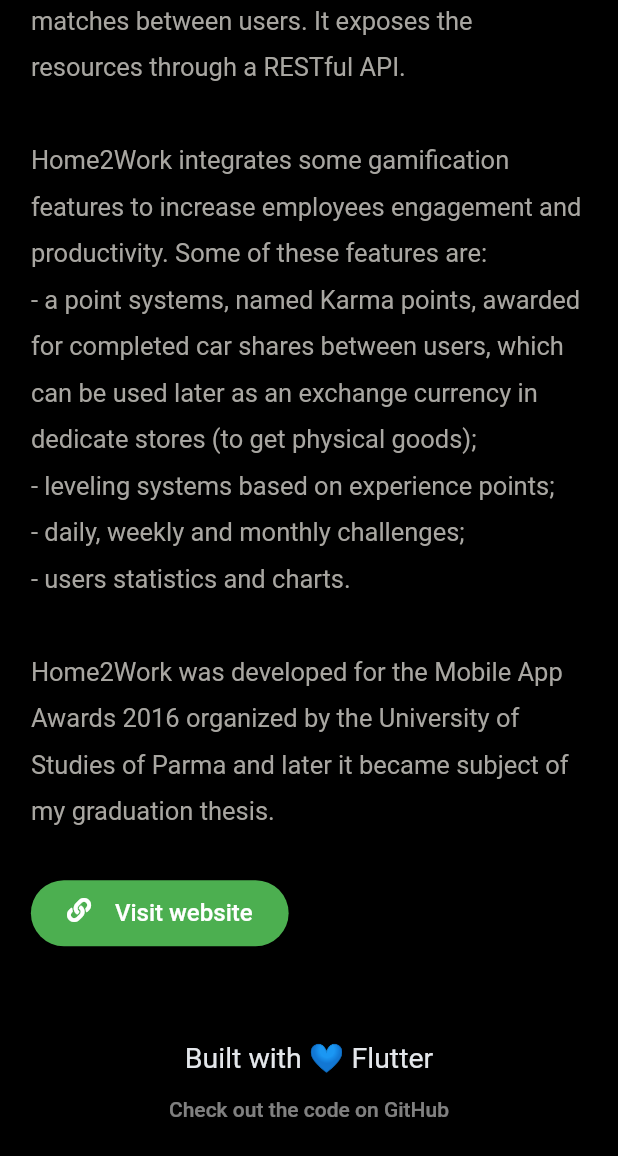
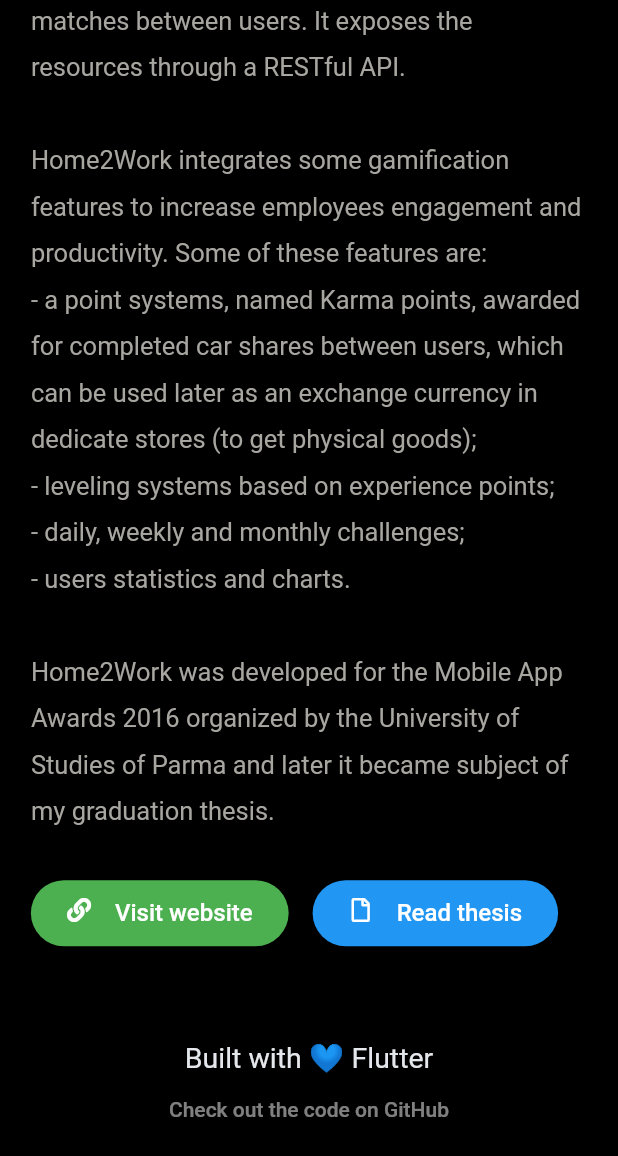
Before and after one commit to mastro993/fedemas-app, a Flutter app: the Home2WorkProjectScreen screen opened by its route, scrolled down 1016 dp, on a phone screen of 412 x 824 dp. Shown: the top 1156 px of the screen. Run offline on Flutter 3.47's test engine with Material 2 defaults, Android fonts, the phone set to English and light mode, and no system bars; our stand-ins replace font_awesome_flutter; missing offline and left inert: dart:js, universal_html; network calls fail; Roboto replaces fonts that are missing (SF Pro); project files that could hold a hidden picture were left out.

Commit message:
Home2Work fixes

```diff
--- a/lib/screens/projects/home2work_project_screen.dart
+++ b/lib/screens/projects/home2work_project_screen.dart
@@ -37,6 +37,8 @@ Home2Work was developed for the Mobile App Awards 2016 organized by the Universi
       ''',
           style: TextStyleUtils.of(context).body,
         ),
+        Row(
+          children: <Widget>[
             CustomCursor(
               cursorStyle: CustomCursor.pointer,
               child: FlatButton(
@@ -69,6 +71,42 @@ Home2Work was developed for the Mobile App Awards 2016 organized by the Universi
                   ],
                 ),
               ),
+            ),
+            SizedBox(width: 16.0,),
+            CustomCursor(
+              cursorStyle: CustomCursor.pointer,
+              child: FlatButton(
+                padding: EdgeInsets.symmetric(vertical: 12.0, horizontal: 24.0),
+                color: Colors.blue,
+                shape: RoundedRectangleBorder(
+                  borderRadius: BorderRadius.circular(24.0),
+                ),
+                onPressed: () => UrlUtils.openUrl('https://drive.google.com/file/d/161K-cgiNw8HgR21qKlwB1jwtUwTmEoeC/view?usp=sharing'),
+                child: Row(
+                  mainAxisSize: MainAxisSize.min,
+                  crossAxisAlignment: CrossAxisAlignment.center,
+                  children: <Widget>[
+                    Padding(
+                      padding: const EdgeInsets.only(bottom: 4),
+                      child: const Icon(
+                        FontAwesomeIcons.file,
+                        color: Colors.white,
+                        size: 16.0,
+                      ),
+                    ),
+                    SizedBox(width: 16),
+                    Text(
+                      'Read thesis',
+                      style: const TextStyle(
+                        color: Colors.white,
+                        fontSize: 16,
+                      ),
+                    ),
+                  ],
+                ),
+              ),
+            )
+          ],
         )
       ],
     ));
```
Lines whose indentation alone changed are shown as unchanged.
